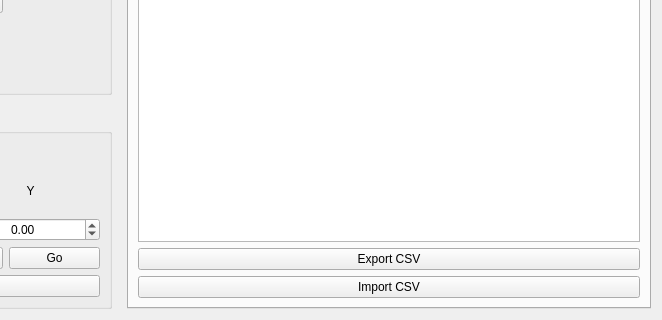
Before: the Qt Designer form bec_widgets/examples/motor_movement/motor_controller.ui in bec-project/bec_widgets, drawn with Qt 5; both pictures show x 747 to 1409 and y 428 to 748 of the 1409 by 748 pixel window.
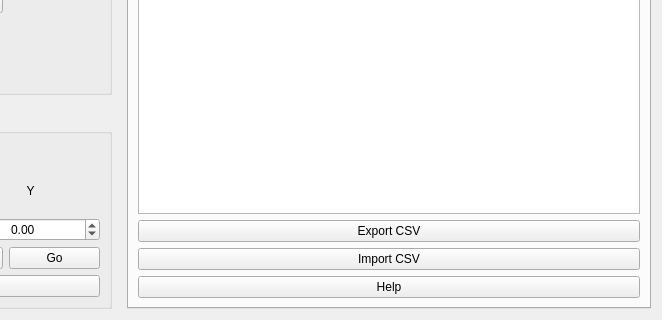
After: the same form once the commit is applied. Custom widgets are drawn as their Qt base class.

Commit message: feat: added help button

```diff
--- a/bec_widgets/examples/motor_movement/motor_controller.ui
+++ b/bec_widgets/examples/motor_movement/motor_controller.ui
@@ -555,6 +555,13 @@
          </property>
         </widget>
        </item>
+       <item>
+        <widget class="QPushButton" name="pushButton_help">
+         <property name="text">
+          <string>Help</string>
+         </property>
+        </widget>
+       </item>
       </layout>
      </widget>
      <widget class="QWidget" name="tab_settings">
```
The commit also changes 1 other file.
